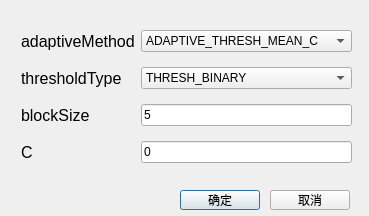
This is contour/adaptivethreshold.ui in BugAngel/ImageProcessingTeachingSoftware as Qt 5 draws it before an edit. The edited form follows.
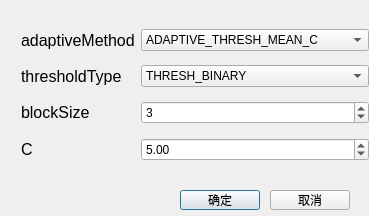
This is the edited form.

```diff
--- a/contour/adaptivethreshold.ui
+++ b/contour/adaptivethreshold.ui
@@ -39,30 +39,17 @@
     <string>取消</string>
    </property>
   </widget>
-  <widget class="QWidget" name="">
+  <widget class="QWidget" name="layoutWidget">
    <property name="geometry">
     <rect>
      <x>21</x>
      <y>21</y>
-     <width>331</width>
+     <width>348</width>
      <height>151</height>
     </rect>
    </property>
    <layout class="QGridLayout" name="gridLayout">
-    <item row="0" column="0">
-     <widget class="QLabel" name="label">
-      <property name="font">
-       <font>
-        <family>Arial</family>
-        <pointsize>12</pointsize>
-       </font>
-      </property>
-      <property name="text">
-       <string>adaptiveMethod</string>
-      </property>
-     </widget>
-    </item>
-    <item row="0" column="1">
+    <item row="0" column="2">
      <widget class="QComboBox" name="comboBoxMethod">
       <item>
        <property name="text">
@@ -76,8 +63,8 @@
       </item>
      </widget>
     </item>
-    <item row="1" column="0">
-     <widget class="QLabel" name="label_2">
+    <item row="0" column="0">
+     <widget class="QLabel" name="label">
       <property name="font">
        <font>
         <family>Arial</family>
@@ -85,11 +72,11 @@
        </font>
       </property>
       <property name="text">
-       <string>thresholdType</string>
+       <string>adaptiveMethod</string>
       </property>
      </widget>
     </item>
-    <item row="1" column="1">
+    <item row="1" column="2">
      <widget class="QComboBox" name="comboBoxType">
       <item>
        <property name="text">
@@ -103,6 +90,19 @@
       </item>
      </widget>
     </item>
+    <item row="1" column="0">
+     <widget class="QLabel" name="label_2">
+      <property name="font">
+       <font>
+        <family>Arial</family>
+        <pointsize>12</pointsize>
+       </font>
+      </property>
+      <property name="text">
+       <string>thresholdType</string>
+      </property>
+     </widget>
+    </item>
     <item row="2" column="0">
      <widget class="QLabel" name="label_3">
       <property name="font">
@@ -116,13 +116,6 @@
       </property>
      </widget>
     </item>
-    <item row="2" column="1">
-     <widget class="QLineEdit" name="lineEditSize">
-      <property name="text">
-       <string>5</string>
-      </property>
-     </widget>
-    </item>
     <item row="3" column="0">
      <widget class="QLabel" name="label_4">
       <property name="font">
@@ -136,10 +129,23 @@
       </property>
      </widget>
     </item>
-    <item row="3" column="1">
-     <widget class="QLineEdit" name="lineEditC">
-      <property name="text">
-       <string>0</string>
+    <item row="2" column="2">
+     <widget class="QSpinBox" name="spinBox">
+      <property name="maximum">
+       <number>9999</number>
+      </property>
+      <property name="value">
+       <number>3</number>
+      </property>
+     </widget>
+    </item>
+    <item row="3" column="2">
+     <widget class="QDoubleSpinBox" name="doubleSpinBox">
+      <property name="maximum">
+       <double>9999.989999999999782</double>
+      </property>
+      <property name="value">
+       <double>5.000000000000000</double>
       </property>
      </widget>
     </item>
```
